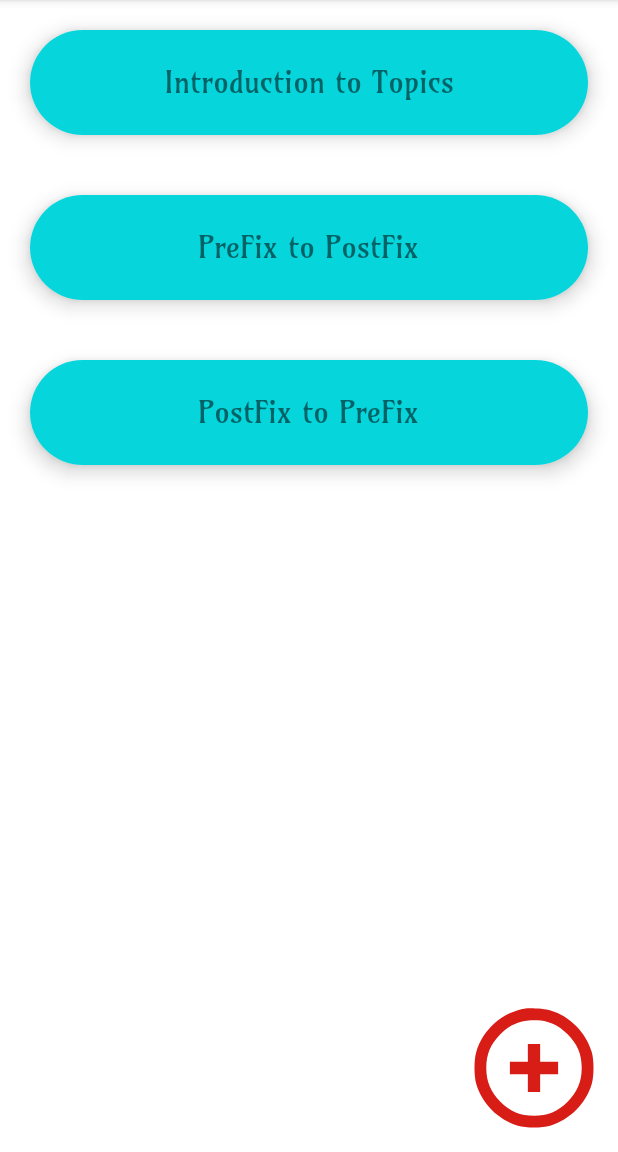
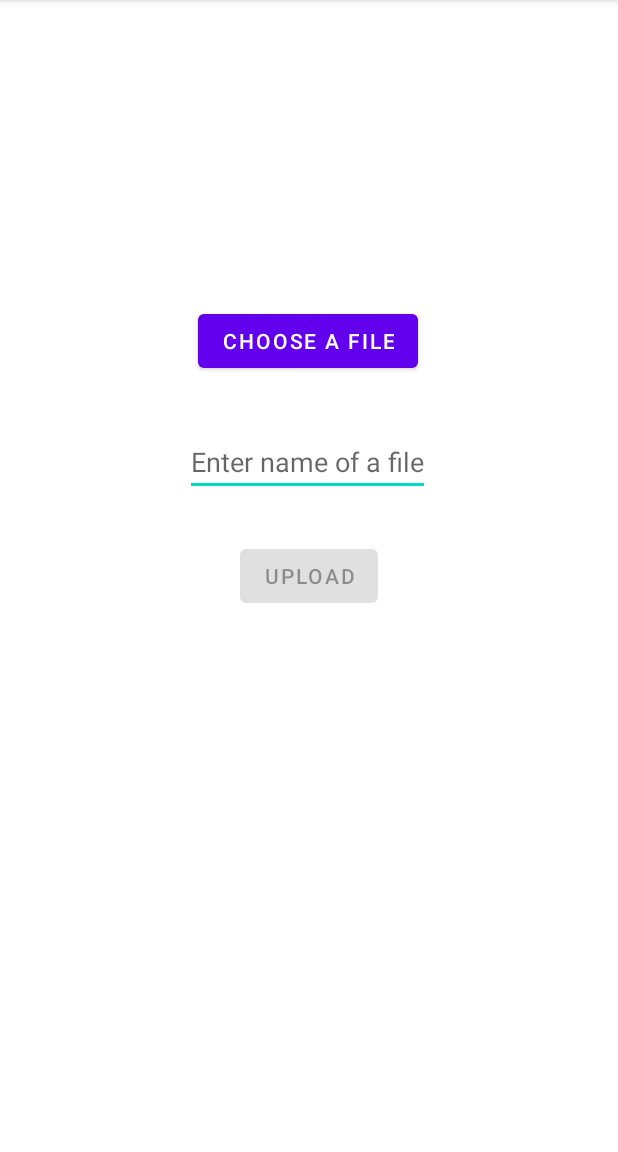
Before and after one commit to Sahil-2003/My-Notes, an Android app: the fragment Stack shown on its own in the app's theme, after a tap on an icon or button, on a phone screen of 412 x 824 dp, the part 84-1236 px from its top. Run offline under Robolectric (Android 15) with nearby library versions, the phone set to English and light mode, and no system bars; our stand-ins replace Firebase (no records; nobody signed in at launch, a user with empty details on screens opened directly).

Commit message:
Stack Portion Fully Completed

```diff
--- a/app/src/main/java/com/example/mynotes/Adapters/StackAdapter.java
+++ b/app/src/main/java/com/example/mynotes/Adapters/StackAdapter.java
@@ -1,6 +1,7 @@
 package com.example.mynotes.Adapters;
 
 import android.content.Context;
+import android.content.Intent;
 import android.view.LayoutInflater;
 import android.view.View;
 import android.view.ViewGroup;
@@ -10,6 +11,8 @@ import androidx.annotation.NonNull;
 import androidx.recyclerview.widget.RecyclerView;
 
 import com.example.mynotes.Models.PDFTopics;
+import com.example.mynotes.Models.PutPDF;
+import com.example.mynotes.PDFScreenView;
 import com.example.mynotes.R;
 import com.example.mynotes.databinding.FragmentStackBinding;
 import com.example.mynotes.databinding.StackContentsBinding;
@@ -18,12 +21,12 @@ import java.util.ArrayList;
 
 public class StackAdapter extends RecyclerView.Adapter<StackAdapter.ViewHolder>{
 
-    ArrayList<PDFTopics> stackList;
+    ArrayList<PutPDF> stackList;
     Context context;
 
     public StackAdapter(){}
 
-    public StackAdapter(ArrayList<PDFTopics> stackList, Context context) {
+    public StackAdapter(ArrayList<PutPDF> stackList, Context context) {
         this.stackList = stackList;
         this.context = context;
     }
@@ -39,12 +42,16 @@ public class StackAdapter extends RecyclerView.Adapter<StackAdapter.ViewHolder>{
 
     @Override
     public void onBindViewHolder(@NonNull ViewHolder holder, int position) {
-        PDFTopics topics = stackList.get(position);
-        holder.binding.topics.setText(topics.getPdf_name());
+        PutPDF topics = stackList.get(position);
+        holder.binding.topics.setText(topics.getName());
         holder.binding.pdfViewer.setOnClickListener(new View.OnClickListener() {
             @Override
             public void onClick(View view) {
-                Toast.makeText(context, topics.getPdf_name(), Toast.LENGTH_SHORT).show();
+                Intent intent = new Intent(view.getContext(), PDFScreenView.class);
+                intent.putExtra("pdfName", topics.getName());
+                intent.putExtra("pdfUrl", topics.getUrl());
+
+                view.getContext().startActivity(intent);
             }
         });
     }
--- /dev/null
+++ b/app/src/main/java/com/example/mynotes/StackUpload.java
@@ -0,0 +1,113 @@
+package com.example.mynotes;
+
+import androidx.annotation.NonNull;
+import androidx.annotation.Nullable;
+import androidx.appcompat.app.AppCompatActivity;
+
+import android.app.ProgressDialog;
+import android.content.Intent;
+import android.net.Uri;
+import android.os.Bundle;
+import android.view.View;
+import android.widget.Button;
+import android.widget.EditText;
+import android.widget.Toast;
+
+import com.example.mynotes.Models.PutPDF;
+import com.google.android.gms.tasks.OnSuccessListener;
+import com.google.android.gms.tasks.Task;
+import com.google.firebase.database.DatabaseReference;
+import com.google.firebase.database.FirebaseDatabase;
+import com.google.firebase.storage.FirebaseStorage;
+import com.google.firebase.storage.OnProgressListener;
+import com.google.firebase.storage.StorageReference;
+import com.google.firebase.storage.UploadTask;
+
+public class StackUpload extends AppCompatActivity {
+
+    Button choose, upload;
+    EditText namePDF;
+
+    StorageReference storageReference;
+    DatabaseReference databaseReference;
+
+    @Override
+    protected void onCreate(Bundle savedInstanceState) {
+        super.onCreate(savedInstanceState);
+        setContentView(R.layout.activity_stack_upload);
+
+        storageReference = FirebaseStorage.getInstance().getReference();
+        databaseReference = FirebaseDatabase.getInstance().getReference("UploadPDF");
+
+        choose = (Button) findViewById(R.id.choose);
+        upload = (Button) findViewById(R.id.upload);
+        namePDF = (EditText) findViewById(R.id.nameFile);
+
+        upload.setEnabled(false);
+
+        // If a user clicks on choose button, then he must be redirected to the storage where he can select pdf.
+        choose.setOnClickListener(new View.OnClickListener() {
+            @Override
+            public void onClick(View view) {
+                selectPDF();
+            }
+        });
+    }
+
+    // Function which will be running to open storage for file selection.
+    public void selectPDF(){
+        Intent intent = new Intent();
+        intent.setType("application/pdf");
+        intent.setAction(Intent.ACTION_GET_CONTENT);
+        startActivityForResult(Intent.createChooser(intent, "Select File"), 12);
+    }
+
+    @Override
+    protected void onActivityResult(int requestCode, int resultCode, @Nullable Intent data) {
+        super.onActivityResult(requestCode, resultCode, data);
+        if(requestCode == 12 && resultCode == RESULT_OK && data != null && data.getData() != null){
+            upload.setEnabled(true);
+
+            upload.setOnClickListener(new View.OnClickListener() {
+                @Override
+                public void onClick(View view) {
+                    upload_PDF_File_Firebase(data.getData());
+                }
+            });
+        }
+    }
+
+    // Function to upload the file in the form of uri in firebase.
+    // System.currentTimeMillis() --> Returns current time in milliseconds.
+    public void upload_PDF_File_Firebase(Uri data){
+        String str = namePDF.getText().toString();
+
+        final ProgressDialog progressDialog = new ProgressDialog(this);
+        progressDialog.setTitle("File is Loading");
+        progressDialog.show();
+
+        StorageReference reference = storageReference.child("uploadPDF" + System.currentTimeMillis() + ".pdf");
+        reference.putFile(data).addOnSuccessListener(new OnSuccessListener<UploadTask.TaskSnapshot>() {
+            @Override
+            public void onSuccess(UploadTask.TaskSnapshot taskSnapshot) {
+
+                Task<Uri> uriTask = taskSnapshot.getStorage().getDownloadUrl();
+                while(!uriTask.isComplete()) ;
+
+                Uri uri = uriTask.getResult();
+                PutPDF putPDF1 = new PutPDF(str, uri.toString());
+                databaseReference.child("Stack").push().setValue(putPDF1);
+
+                Toast.makeText(StackUpload.this, "File Uploaded", Toast.LENGTH_SHORT).show();
+                progressDialog.dismiss();
+
+            }
+        }).addOnProgressListener(new OnProgressListener<UploadTask.TaskSnapshot>() {
+            @Override
+            public void onProgress(@NonNull UploadTask.TaskSnapshot snapshot) {
+                double progress = (100.0 * snapshot.getBytesTransferred())/snapshot.getTotalByteCount();
+                progressDialog.setMessage("File Uploaded..." + (int) progress + "%");
+            }
+        });
+    }
+}
--- a/app/src/main/java/com/example/mynotes/ui/stack/Stack.java
+++ b/app/src/main/java/com/example/mynotes/ui/stack/Stack.java
@@ -1,7 +1,10 @@
 package com.example.mynotes.ui.stack;
 
+import android.annotation.SuppressLint;
+import android.content.Intent;
 import android.os.Bundle;
 
+import androidx.annotation.NonNull;
 import androidx.fragment.app.Fragment;
 import androidx.recyclerview.widget.LinearLayoutManager;
 import androidx.recyclerview.widget.RecyclerView;
@@ -9,20 +12,28 @@ import androidx.recyclerview.widget.RecyclerView;
 import android.view.LayoutInflater;
 import android.view.View;
 import android.view.ViewGroup;
-import android.widget.Button;
 import android.widget.ImageView;
 
 import com.example.mynotes.Adapters.StackAdapter;
 import com.example.mynotes.Models.PDFTopics;
-import com.example.mynotes.R;
+import com.example.mynotes.Models.PutPDF;
+import com.example.mynotes.StackUpload;
 import com.example.mynotes.databinding.FragmentStackBinding;
+import com.google.firebase.database.DataSnapshot;
+import com.google.firebase.database.DatabaseError;
+import com.google.firebase.database.DatabaseReference;
+import com.google.firebase.database.FirebaseDatabase;
+import com.google.firebase.database.ValueEventListener;
 
 import java.util.ArrayList;
 
 public class Stack extends Fragment {
 
     private FragmentStackBinding binding;
-    ArrayList<PDFTopics> stackList;
+    ArrayList<PutPDF> stackList;
+    RecyclerView recyclerView;
+    DatabaseReference databaseReference;
+    StackAdapter stackAdapter;
 
     public Stack() {
         // Required empty public constructor
@@ -37,31 +48,49 @@ public class Stack extends Fragment {
                              Bundle savedInstanceState) {
         // Inflate the layout for this fragment
         binding = FragmentStackBinding.inflate(inflater, container, false);
+        databaseReference = FirebaseDatabase.getInstance().getReference("UploadPDF");
 
-        final RecyclerView recyclerView = binding.recyclerView;
+        recyclerView = binding.recyclerView;
         final ImageView add = binding.addButton;
+        stackList = new ArrayList<>();
+
+        stackAdapter = new StackAdapter(stackList, getContext());
+        LinearLayoutManager linearLayoutManager =new LinearLayoutManager(getContext());
+        recyclerView.setLayoutManager(linearLayoutManager);
+        recyclerView.setNestedScrollingEnabled(true);
+        recyclerView.setAdapter(stackAdapter);
+        retrieveFiles();
 
         add.setOnClickListener(new View.OnClickListener() {
             @Override
             public void onClick(View view) {
+                Intent intent = new Intent(getContext(), StackUpload.class);
+                startActivity(intent);
+            }
+        });
+
+        return binding.getRoot();
+    }
+
+    public void retrieveFiles(){
+        databaseReference.child("Stack").addListenerForSingleValueEvent(new ValueEventListener() {
+            @SuppressLint("NotifyDataSetChanged")
+            @Override
+            public void onDataChange(@NonNull DataSnapshot snapshot) {
+                if(snapshot.exists()){
+                    for(DataSnapshot snapshot1:snapshot.getChildren()){
+                        PutPDF pdf = snapshot1.getValue(PutPDF.class);
+                        assert pdf != null;
+                        stackList.add(pdf);
+                    }
+                }
+                stackAdapter.notifyDataSetChanged();
+            }
+
+            @Override
+            public void onCancelled(@NonNull DatabaseError error) {
 
             }
         });
-
-        stackList = new ArrayList<>();
-        stackList.add(new PDFTopics("Introduction to Topics"));
-        stackList.add(new PDFTopics("PreFix to PostFix"));
-        stackList.add(new PDFTopics("PostFix to PreFix"));
-
-
-        StackAdapter stackAdapter = new StackAdapter(stackList, getContext());
-        LinearLayoutManager linearLayoutManager =new LinearLayoutManager(getContext());
-        recyclerView.setLayoutManager(linearLayoutManager);
-        recyclerView.setNestedScrollingEnabled(true);
-        recyclerView.setAdapter(stackAdapter);
-
-
-
-        return binding.getRoot();
     }
 }
--- /dev/null
+++ b/app/src/main/res/layout/activity_stack_upload.xml
@@ -0,0 +1,43 @@
+<?xml version="1.0" encoding="utf-8"?>
+<androidx.constraintlayout.widget.ConstraintLayout xmlns:android="http://schemas.android.com/apk/res/android"
+    xmlns:app="http://schemas.android.com/apk/res-auto"
+    xmlns:tools="http://schemas.android.com/tools"
+    android:layout_width="match_parent"
+    android:layout_height="match_parent"
+    tools:context=".StackUpload">
+
+    <Button
+        android:id="@+id/choose"
+        android:layout_width="wrap_content"
+        android:layout_height="wrap_content"
+        android:text="@string/stackChoose"
+        app:layout_constraintBottom_toBottomOf="parent"
+        app:layout_constraintHorizontal_bias="0.498"
+        app:layout_constraintLeft_toLeftOf="parent"
+        app:layout_constraintRight_toRightOf="parent"
+        app:layout_constraintTop_toTopOf="parent"
+        app:layout_constraintVertical_bias="0.282" />
+
+    <EditText
+        android:id="@+id/nameFile"
+        android:layout_width="wrap_content"
+        android:layout_height="wrap_content"
+        android:hint="@string/enter_name_file"
+        app:layout_constraintBottom_toBottomOf="parent"
+        app:layout_constraintHorizontal_bias="0.497"
+        app:layout_constraintLeft_toLeftOf="parent"
+        app:layout_constraintRight_toRightOf="parent"
+        app:layout_constraintTop_toTopOf="parent"
+        app:layout_constraintVertical_bias="0.395" />
+
+    <Button
+        android:id="@+id/upload"
+        android:layout_width="wrap_content"
+        android:layout_height="wrap_content"
+        app:layout_constraintTop_toTopOf="parent"
+        app:layout_constraintLeft_toLeftOf="parent"
+        app:layout_constraintRight_toRightOf="parent"
+        app:layout_constraintBottom_toBottomOf="parent"
+        android:text="@string/upload"/>
+
+</androidx.constraintlayout.widget.ConstraintLayout>
--- a/app/src/main/res/values/strings.xml
+++ b/app/src/main/res/values/strings.xml
@@ -24,4 +24,7 @@
     <string name="hello_blank_fragment">Hello blank fragment</string>
     <string name="Add">+</string>
     <string name="Intro">Introduction to Stack</string>
+    <string name="stackChoose">Choose a file</string>
+    <string name="enter_name_file">Enter name of a file</string>
+    <string name="upload">Upload</string>
 </resources>
--- a/build.gradle
+++ b/build.gradle
@@ -1,4 +1,8 @@
-// Top-level build file where you can add configuration options common to all sub-projects/modules.
+buildscript {
+    dependencies {
+        classpath 'com.google.gms:google-services:4.3.13'
+    }
+}// Top-level build file where you can add configuration options common to all sub-projects/modules.
 plugins {
     id 'com.android.application' version '7.1.2' apply false
     id 'com.android.library' version '7.1.2' apply false
```
Also changed, not shown: app/build.gradle (+10 -6 lines), app/src/main/AndroidManifest.xml (+10 -0 lines), app/src/main/java/com/example/mynotes/Models/PutPDF.java (added, +31 -0 lines), app/src/main/java/com/example/mynotes/PDFScreenView.java (added, +59 -0 lines), app/src/main/res/layout/activity_pdfscreen_view.xml (added, +18 -0 lines), 1 other file.
